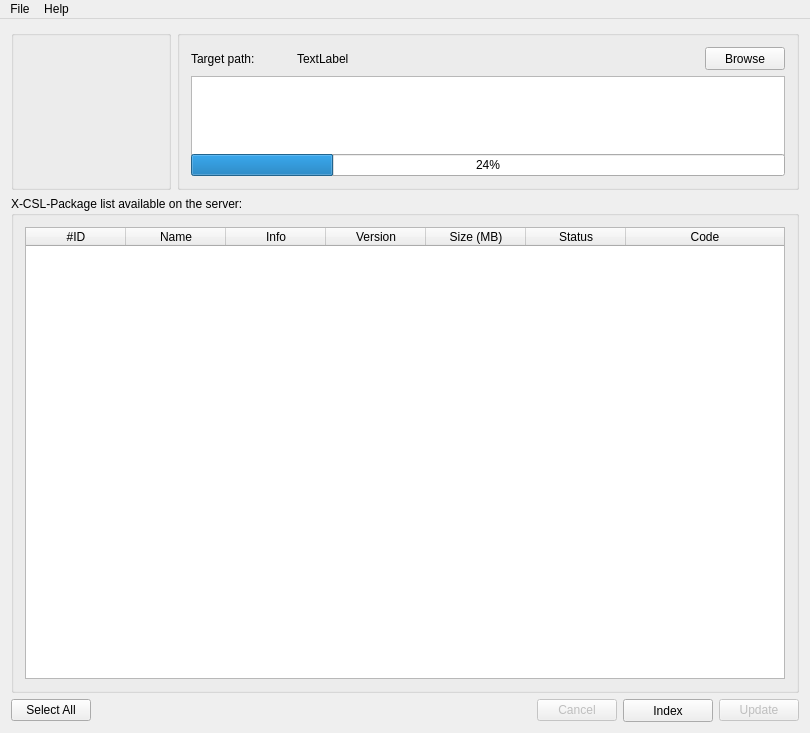
steptosky/x-csl-updater, file src/mainwindow.ui: the form before one commit.
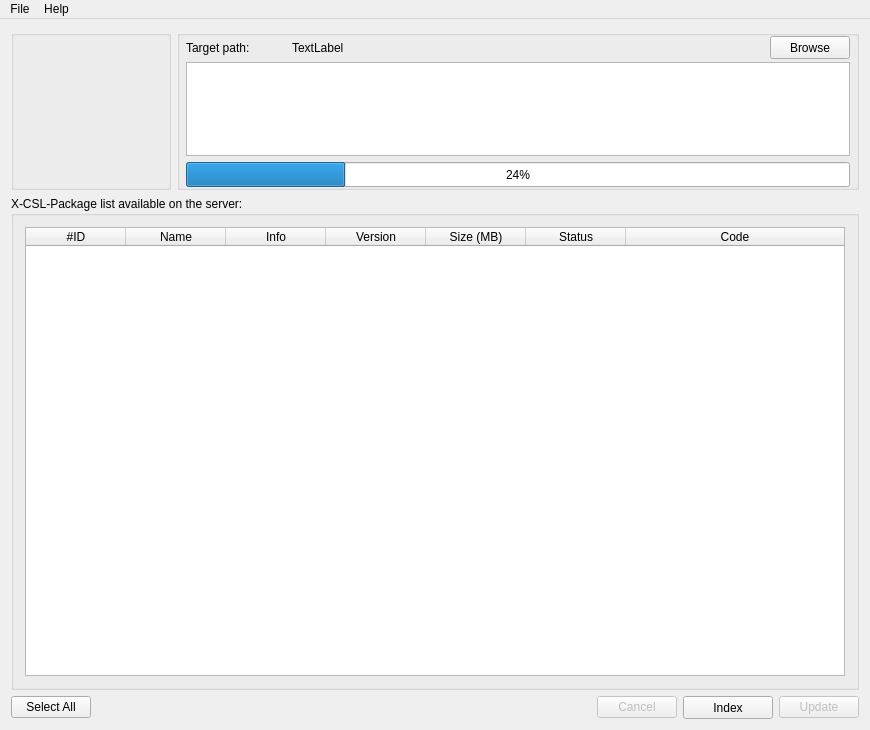
The form after the commit. Icons and pictures are not drawn.

Diff of the .ui file:
```diff
--- a/src/mainwindow.ui
+++ b/src/mainwindow.ui
@@ -9,8 +9,8 @@
    <rect>
     <x>0</x>
     <y>0</y>
-    <width>810</width>
-    <height>733</height>
+    <width>870</width>
+    <height>730</height>
    </rect>
   </property>
   <property name="sizePolicy">
@@ -21,8 +21,8 @@
   </property>
   <property name="minimumSize">
    <size>
-    <width>810</width>
-    <height>605</height>
+    <width>870</width>
+    <height>730</height>
    </size>
   </property>
   <property name="maximumSize">
@@ -118,6 +118,21 @@
          <string/>
         </property>
         <layout class="QGridLayout" name="gridLayout">
+         <property name="leftMargin">
+          <number>6</number>
+         </property>
+         <property name="topMargin">
+          <number>0</number>
+         </property>
+         <property name="rightMargin">
+          <number>6</number>
+         </property>
+         <property name="bottomMargin">
+          <number>0</number>
+         </property>
+         <property name="spacing">
+          <number>3</number>
+         </property>
          <item row="0" column="0">
           <layout class="QHBoxLayout" name="horizontalLayout">
            <property name="spacing">
@@ -183,7 +198,10 @@
           </layout>
          </item>
          <item row="1" column="0">
-          <layout class="QVBoxLayout" name="verticalLayout">
+          <layout class="QVBoxLayout" name="verticalLayout2">
+           <property name="spacing">
+            <number>6</number>
+           </property>
            <item>
             <widget class="QListWidget" name="listWidget">
              <property name="minimumSize">
@@ -217,6 +235,12 @@
            </item>
            <item>
             <widget class="QProgressBar" name="progressBar">
+             <property name="minimumSize">
+              <size>
+               <width>0</width>
+               <height>25</height>
+              </size>
+             </property>
              <property name="contextMenuPolicy">
               <enum>Qt::NoContextMenu</enum>
              </property>
@@ -458,8 +482,8 @@
     <rect>
      <x>0</x>
      <y>0</y>
-     <width>810</width>
-     <height>21</height>
+     <width>870</width>
+     <height>25</height>
     </rect>
    </property>
    <widget class="QMenu" name="menu">
```
